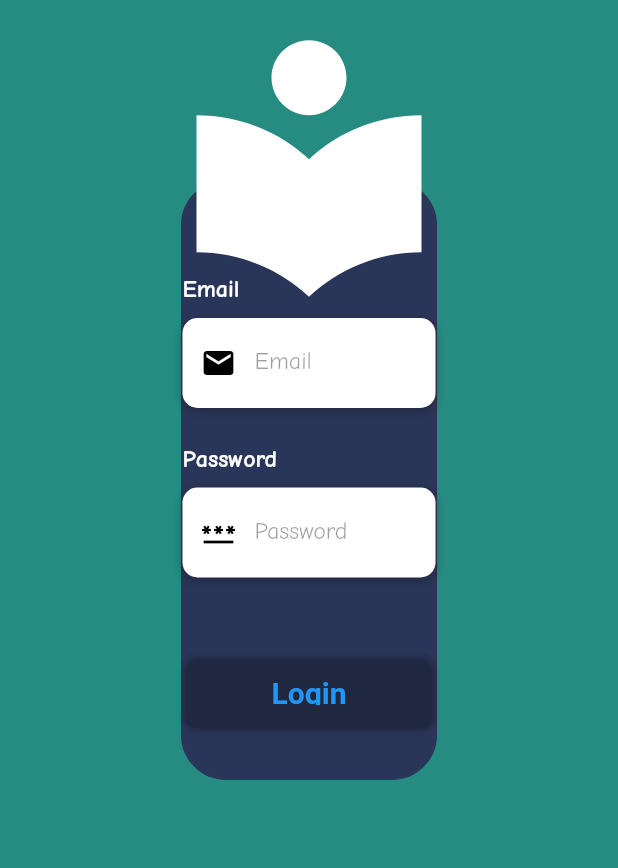
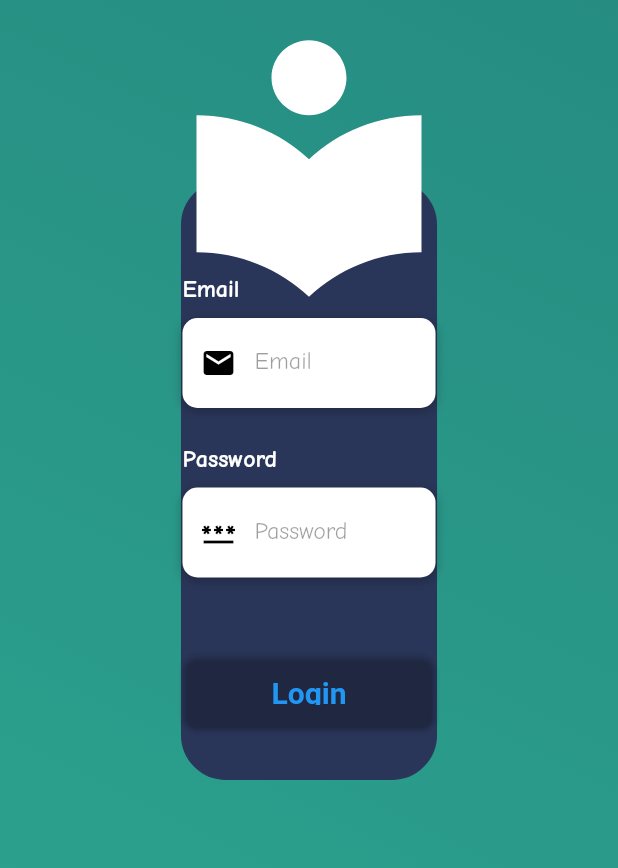
Before and after one commit to vhgomes/projeto-engsoftware, a Flutter app: the screen it shows after launch, on a phone screen of 412 x 824 dp. Shown: the top 868 px of the screen. Run offline on Flutter 3.47's test engine with Material 2 defaults, Android fonts, the phone set to English and light mode, and no system bars.

Commit message:
LOGINPAGE | Gradient ajustado para o padrão da aplicação

```diff
--- a/lib/screens/login_page.dart
+++ b/lib/screens/login_page.dart
@@ -20,19 +20,17 @@ class _LoginPageState extends State<LoginPage> {
             width: double.infinity,
             decoration: BoxDecoration(
                 gradient: LinearGradient(
-                    begin: Alignment.topCenter,
-                    end: Alignment.center,
+                    begin: Alignment.topRight,
+                    end: Alignment.bottomLeft,
                     //Nessa parte queria colocar um gradient, porém eu sou pessimo para cores e não faço a minima ideia do que colocar
                     //Deixarei passando por aqui a gente
                     colors: [
                   Color(0xff268C82),
-                  Color(0xff268C82),
-                  Color(0xff268C82),
-                  Color(0xff268C82),
+                  Color(0xff2DA690),
                 ])),
             child: SingleChildScrollView(
               padding: EdgeInsets.symmetric(
-                horizontal: ((MediaQuery.of(context).size.width)/13.66)*4,
+                horizontal: ((MediaQuery.of(context).size.width) / 13.66) * 4,
                 vertical: 120,
               ),
               child: Container(
@@ -81,7 +79,7 @@ class _LoginPageState extends State<LoginPage> {
             ),
           ),
           Positioned(
-            left: (MediaQuery.of(context).size.width-200)/2,
+            left: (MediaQuery.of(context).size.width - 200) / 2,
             top: 10,
             child: Icon(
               Icons.local_library,
```
